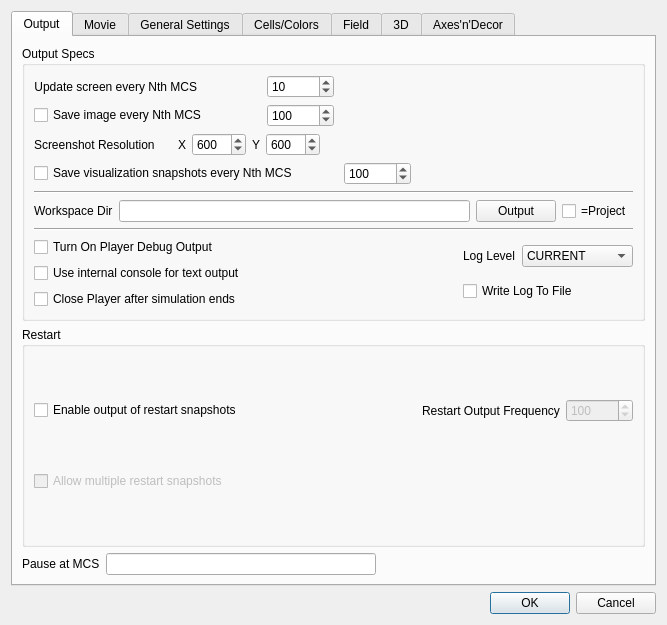
Before: the Qt Designer form cc3d/player5/Configuration/cc3D_prefs.ui in CompuCell3D/cc3d-player5, drawn with Qt 5.
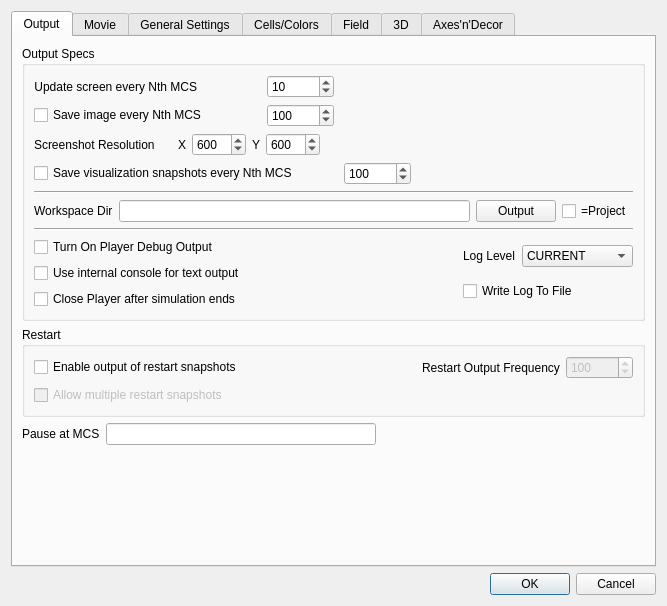
After: the same form once the commit is applied. The open tabs and pages were chosen to show the change.

Diff of the .ui file:
```diff
--- a/cc3d/player5/Configuration/cc3D_prefs.ui
+++ b/cc3d/player5/Configuration/cc3D_prefs.ui
@@ -7,7 +7,7 @@
     <x>0</x>
     <y>0</y>
     <width>667</width>
-    <height>625</height>
+    <height>606</height>
    </rect>
   </property>
   <property name="windowTitle">
@@ -590,6 +590,19 @@
          </item>
         </layout>
        </item>
+       <item>
+        <spacer name="verticalSpacer">
+         <property name="orientation">
+          <enum>Qt::Vertical</enum>
+         </property>
+         <property name="sizeHint" stdset="0">
+          <size>
+           <width>20</width>
+           <height>119</height>
+          </size>
+         </property>
+        </spacer>
+       </item>
       </layout>
      </widget>
      <widget class="QWidget" name="tab_7">
```
Left out of the diff: 2 changed lines with no effect on the pictures.
